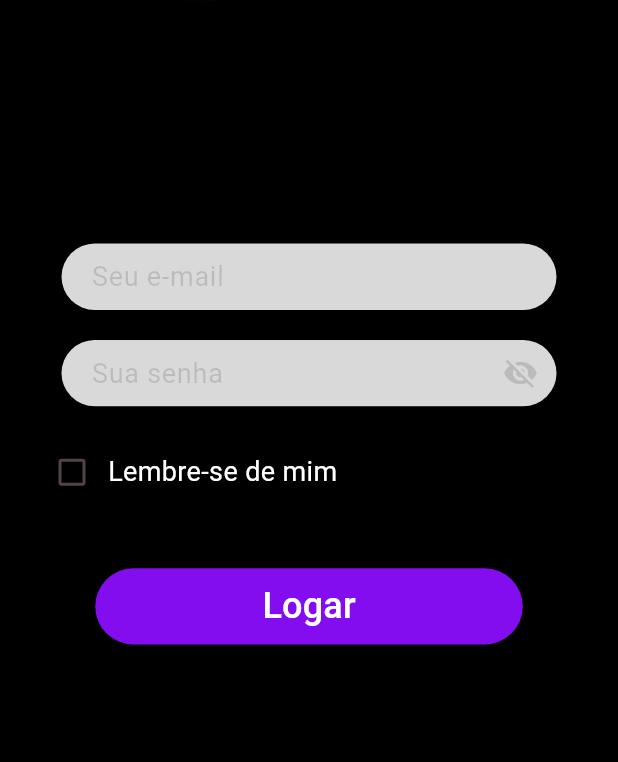
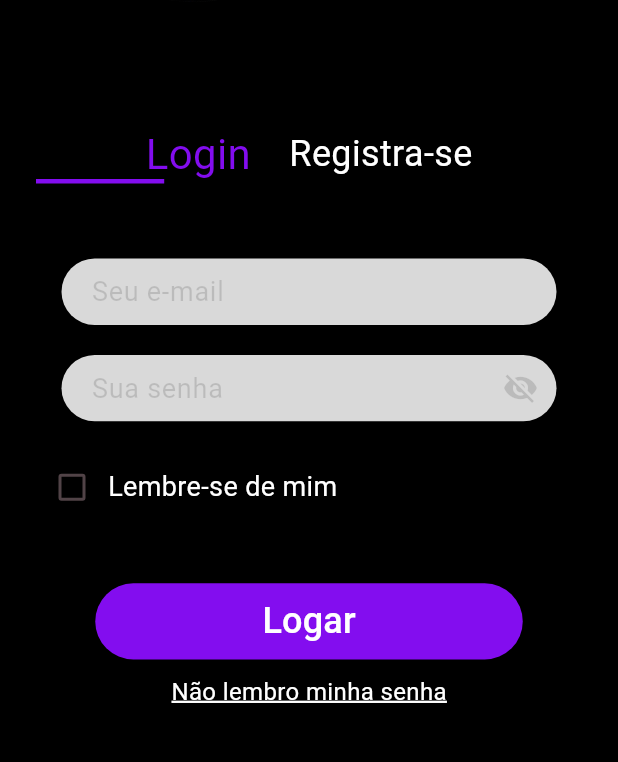
Before and after one commit to GuizinSX7/Jacksons, a Flutter app: the screen it shows after launch, on a phone screen of 412 x 824 dp, the part 331-1093 px from its top. Run offline on Flutter 3.47's test engine with Material 3 defaults, Android fonts, the light colour scheme and no system bars; our stand-ins replace animated_splash_screen, lottie; Roboto replaces fonts that are missing (ABeeZee).

Commit message:
login-rotas

```diff
--- a/projeto/lib/main.dart
+++ b/projeto/lib/main.dart
@@ -1,5 +1,7 @@
 import 'package:flutter/material.dart';
 import 'package:projeto/Shared/style.dart';
+import 'package:projeto/pages/Cadastro.dart';
+import 'package:projeto/pages/passwordreset.dart';
 import 'package:projeto/pages/splashscreen.dart';
 
 void main() {
@@ -21,7 +23,9 @@ class MyApp extends StatelessWidget {
       ),
       initialRoute: '/',
       routes: {
-        '/' : (context) => SplashScreen()
+        '/' : (context) => SplashScreen(),
+        '/passwordreset' : (context) => resetpassword(),
+        '/Cadastro' : (context) => Cadastro()
       },
     );
   }
--- /dev/null
+++ b/projeto/lib/pages/Cadastro.dart
@@ -0,0 +1,10 @@
+import 'package:flutter/material.dart';
+
+class Cadastro extends StatelessWidget {
+  const Cadastro({super.key});
+
+  @override
+  Widget build(BuildContext context) {
+    return const Placeholder();
+  }
+}
--- a/projeto/lib/pages/Login.dart
+++ b/projeto/lib/pages/Login.dart
@@ -1,6 +1,5 @@
 import 'package:flutter/material.dart';
 import 'dart:math';
-
 import 'package:projeto/Shared/style.dart';
 
 class Login extends StatefulWidget {
@@ -13,9 +12,20 @@ class Login extends StatefulWidget {
 class _LoginState extends State<Login> {
   bool _isChecked = false;
   bool _obscurePassword = true;
+  bool isLoginSelected = true; // Estado para indicar a página selecionada
 
   final TextEditingController _emailController = TextEditingController();
   final TextEditingController _passwordController = TextEditingController();
+
+  void _togglePage(bool isLogin) {
+    setState(() {
+      isLoginSelected = isLogin;
+    });
+  }
+
+  void _navigateToPasswordReset() {
+    Navigator.pushNamed(context, '/passwordreset');
+  }
 
   @override
   Widget build(BuildContext context) {
@@ -50,7 +60,63 @@ class _LoginState extends State<Login> {
                     ),
                   ],
                 ),
-                SizedBox(height: 163),
+                SizedBox(height: 83),
+                // Barra de navegação
+                Column(
+                  children: [
+                    Stack(
+                      children: [
+                        Row(
+                          mainAxisAlignment: MainAxisAlignment.center,
+                          children: [
+                            GestureDetector(
+                              child: Column(
+                                children: [
+                                  Text(
+                                    'Login',
+                                    style: TextStyle(
+                                      color: isLoginSelected ? MyColors.roxo : MyColors.branco,
+                                      fontSize: 28,
+                                    ),
+                                  ),
+                                ],
+                              ),
+                            ),
+                            SizedBox(width: 25.5),
+                            GestureDetector(
+                              onTap: () => Navigator.pushNamed(context, "/Cadastro"),
+                              child: Column(
+                                children: [
+                                  Text(
+                                    'Registra-se',
+                                    style: TextStyle(
+                                      color: isLoginSelected ? MyColors.branco : MyColors.roxo,
+                                      fontSize: 24,
+                                    ),
+                                  ),
+                                ],
+                              ),
+                            ),
+                          ],
+                        ),
+                        // Barra animada
+                        Positioned(
+                          left: isLoginSelected ? 0 : 100,
+                          bottom: 0,
+                          child: AnimatedContainer(
+                            duration: const Duration(milliseconds: 300),
+                            curve: Curves.easeInOut,
+                            height: 3,
+                            width: isLoginSelected ? 85.47 : 132,
+                            color: MyColors.roxo,
+                          ),
+                        ),
+                      ],
+                    ),
+                    SizedBox(height: 10),
+                  ],
+                ),
+                SizedBox(height: 40),
                 Column(
                   children: [
                     _buildTextField(
@@ -66,10 +132,9 @@ class _LoginState extends State<Login> {
                       suffixIcon: IconButton(
                         icon: Icon(
                           _obscurePassword ? Icons.visibility_off : Icons.visibility,
-                          color: MyColors.pretotransparente, // Ajuste temporário
+                          color: MyColors.pretotransparente,
                         ),
                         onPressed: () {
-                          print('Ícone pressionado'); // Debug
                           setState(() {
                             _obscurePassword = !_obscurePassword;
                           });
@@ -107,7 +172,7 @@ class _LoginState extends State<Login> {
                           // Handle login logic here
                         },
                         child: Text(
-                          'Logar',
+                          isLoginSelected ? 'Logar' : 'Cadastrar',
                           style: TextStyle(fontSize: 24, color: MyColors.branco),
                         ),
                         style: ElevatedButton.styleFrom(
@@ -115,6 +180,21 @@ class _LoginState extends State<Login> {
                           shape: RoundedRectangleBorder(
                             borderRadius: BorderRadius.circular(30),
                           ),
+                        ),
+                      ),
+                    ),
+                    SizedBox(height: 10),
+                    // Texto "Não lembro minha senha"
+                    GestureDetector(
+                      onTap: _navigateToPasswordReset,
+                      child: Text(
+                        'Não lembro minha senha',
+                        style: TextStyle(
+                          color: MyColors.branco,
+                          fontSize: 16,
+                          decoration: TextDecoration.underline, // Deixa o texto sublinhado
+                          decorationColor: MyColors.branco, // Cor do sublinhado, se necessário
+                          decorationThickness: 2.0, // Espessura do sublinhado, se desejado
                         ),
                       ),
                     ),
--- /dev/null
+++ b/projeto/lib/pages/passwordreset.dart
@@ -0,0 +1,10 @@
+import 'package:flutter/material.dart';
+
+class resetpassword extends StatelessWidget {
+  const resetpassword({super.key});
+
+  @override
+  Widget build(BuildContext context) {
+    return const Placeholder();
+  }
+}
```
